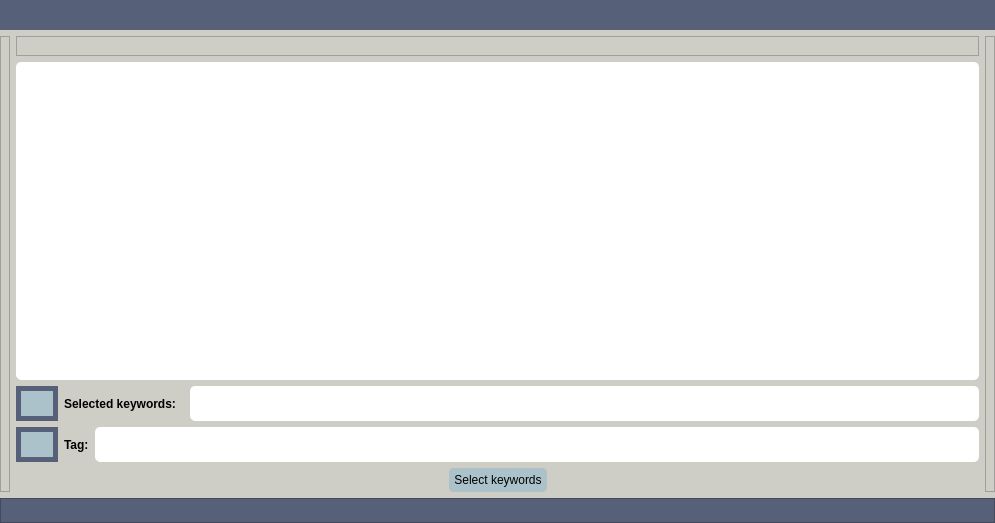
The window that UIs/get_labels_by_keywords.ui (IntelCompH2020/domain_classification) describes before a commit, drawn with Qt 5.
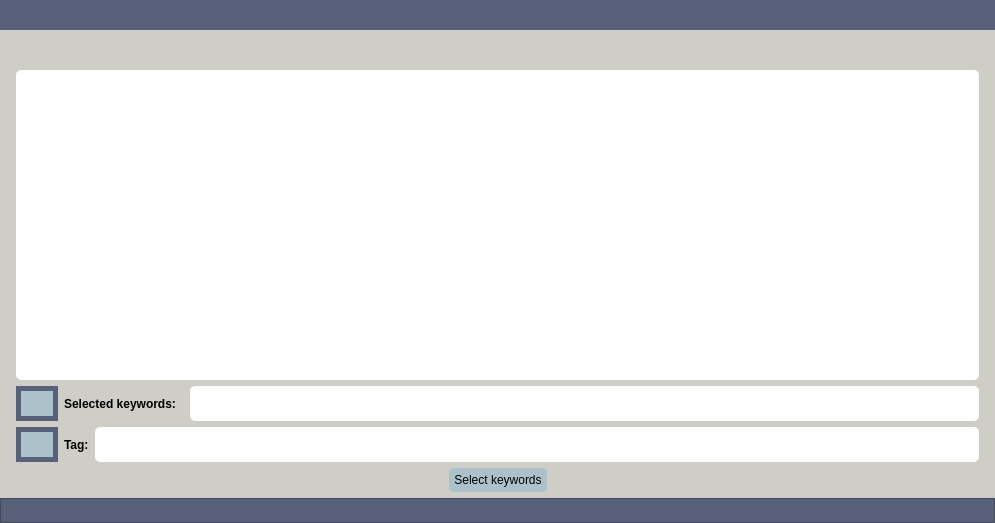
The same window after the commit.

Commit message: removed black borders from QFrames in UIs.

Patch:
```diff
--- a/UIs/get_labels_by_keywords.ui
+++ b/UIs/get_labels_by_keywords.ui
@@ -87,6 +87,13 @@
            <height>16777215</height>
           </size>
          </property>
+         <property name="styleSheet">
+          <string notr="true">QFrame { 
+  background-color: #CFCEC6;
+  border: 5px solid #CFCEC6
+} 
+</string>
+         </property>
          <property name="frameShape">
           <enum>QFrame::StyledPanel</enum>
          </property>
@@ -111,6 +118,13 @@
              <height>20</height>
             </size>
            </property>
+           <property name="styleSheet">
+            <string notr="true">QFrame { 
+  background-color: #CFCEC6;
+  border: 5px solid #CFCEC6
+} 
+</string>
+           </property>
            <property name="frameShape">
             <enum>QFrame::StyledPanel</enum>
            </property>
@@ -403,6 +417,13 @@
            <height>16777215</height>
           </size>
          </property>
+         <property name="styleSheet">
+          <string notr="true">QFrame { 
+  background-color: #CFCEC6;
+  border: 5px solid #CFCEC6
+} 
+</string>
+         </property>
          <property name="frameShape">
           <enum>QFrame::StyledPanel</enum>
          </property>
```
The commit also changes 2 other files.
